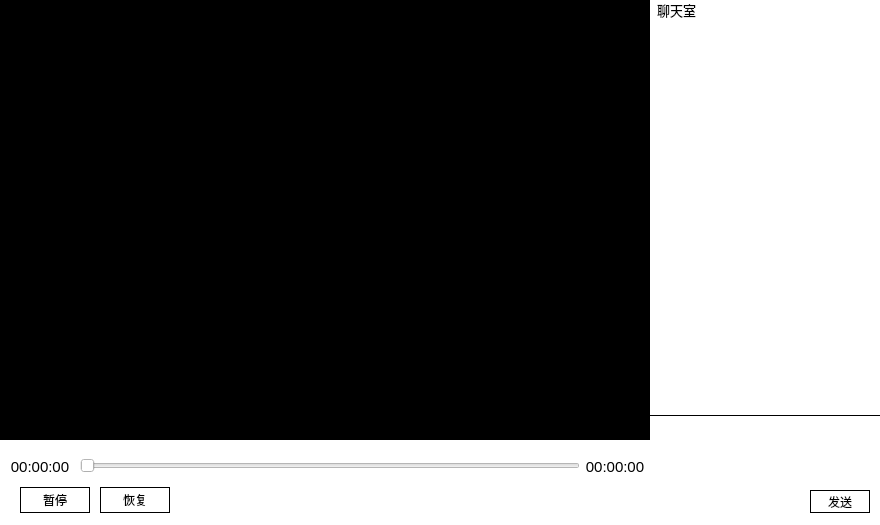
First picture: the form in view/LivePlayerDialog.ui, repository linhaojun857/cooper-im-client, before the edit.
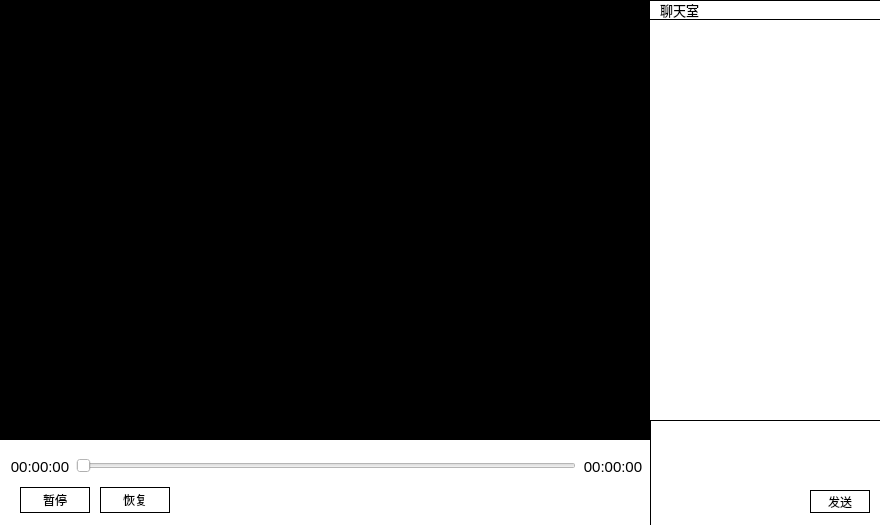
Second picture: the form after the edit.

The edit to the form file:
```diff
--- a/view/LivePlayerDialog.ui
+++ b/view/LivePlayerDialog.ui
@@ -12,14 +12,14 @@
   </property>
   <property name="minimumSize">
    <size>
-    <width>0</width>
-    <height>0</height>
+    <width>880</width>
+    <height>525</height>
    </size>
   </property>
   <property name="maximumSize">
    <size>
-    <width>10000</width>
-    <height>10000</height>
+    <width>880</width>
+    <height>525</height>
    </size>
   </property>
   <property name="windowTitle">
@@ -79,7 +79,7 @@
   <widget class="QSlider" name="m_progressSlider">
    <property name="geometry">
     <rect>
-     <x>80</x>
+     <x>76</x>
      <y>457</y>
      <width>500</width>
      <height>18</height>
@@ -92,7 +92,7 @@
   <widget class="QLabel" name="m_totalTimeLabel">
    <property name="geometry">
     <rect>
-     <x>585</x>
+     <x>583</x>
      <y>457</y>
      <width>60</width>
      <height>20</height>
@@ -155,14 +155,15 @@
     <property name="geometry">
      <rect>
       <x>0</x>
-      <y>415</y>
+      <y>420</y>
       <width>230</width>
-      <height>110</height>
+      <height>105</height>
      </rect>
     </property>
     <property name="styleSheet">
      <string notr="true">background-color: #ffffff;
-border-top: 1px solid #000000;</string>
+border-top: 1px solid #000000;
+border-left: 1px solid #000000;</string>
     </property>
    </widget>
    <widget class="QPushButton" name="pushButton">
@@ -186,7 +187,7 @@
      <rect>
       <x>0</x>
       <y>0</y>
-      <width>250</width>
+      <width>230</width>
       <height>20</height>
      </rect>
     </property>
@@ -195,10 +196,37 @@
       <pointsize>10</pointsize>
      </font>
     </property>
+    <property name="styleSheet">
+     <string notr="true">border-top: 1px solid #000000;
+border-bottom: 1px solid #000000;</string>
+    </property>
     <property name="text">
      <string>  聊天室</string>
     </property>
    </widget>
+   <widget class="QScrollArea" name="m_scrollArea">
+    <property name="geometry">
+     <rect>
+      <x>0</x>
+      <y>20</y>
+      <width>230</width>
+      <height>400</height>
+     </rect>
+    </property>
+    <property name="widgetResizable">
+     <bool>true</bool>
+    </property>
+    <widget class="QWidget" name="scrollAreaWidgetContents">
+     <property name="geometry">
+      <rect>
+       <x>0</x>
+       <y>0</y>
+       <width>230</width>
+       <height>400</height>
+      </rect>
+     </property>
+    </widget>
+   </widget>
   </widget>
  </widget>
  <resources/>
```
Left out of the diff: 4 changed lines with no effect on the pictures.
